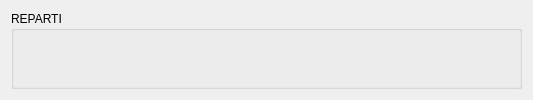
Old version of the form src/repartibox.ui in the repository mtonin/gestcassa.
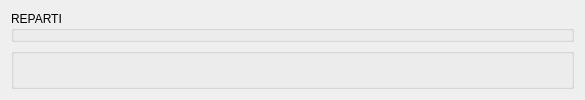
New version of the form.

Commit message: - modifiche alla sezione reparti

Patch:
```diff
--- a/src/repartibox.ui
+++ b/src/repartibox.ui
@@ -6,7 +6,7 @@
    <rect>
     <x>0</x>
     <y>0</y>
-    <width>533</width>
+    <width>585</width>
     <height>100</height>
    </rect>
   </property>
@@ -31,13 +31,13 @@
   <property name="windowTitle">
    <string>Form</string>
   </property>
-  <layout class="QHBoxLayout" name="horizontalLayout_2">
+  <layout class="QVBoxLayout" name="verticalLayout">
    <item>
-    <widget class="QGroupBox" name="box">
+    <widget class="QGroupBox" name="repartiBox">
      <property name="sizePolicy">
       <sizepolicy hsizetype="Preferred" vsizetype="Expanding">
        <horstretch>0</horstretch>
-       <verstretch>0</verstretch>
+       <verstretch>1</verstretch>
       </sizepolicy>
      </property>
      <property name="title">
@@ -45,6 +45,19 @@
      </property>
     </widget>
    </item>
+   <item>
+    <widget class="QGroupBox" name="articoliBox">
+     <property name="sizePolicy">
+      <sizepolicy hsizetype="Preferred" vsizetype="Expanding">
+       <horstretch>0</horstretch>
+       <verstretch>4</verstretch>
+      </sizepolicy>
+     </property>
+     <property name="title">
+      <string/>
+     </property>
+    </widget>
+   </item>
   </layout>
  </widget>
  <resources/>
```
Left out of the diff: 4 changed lines with no effect on the pictures. The commit also changes 10 other files.
